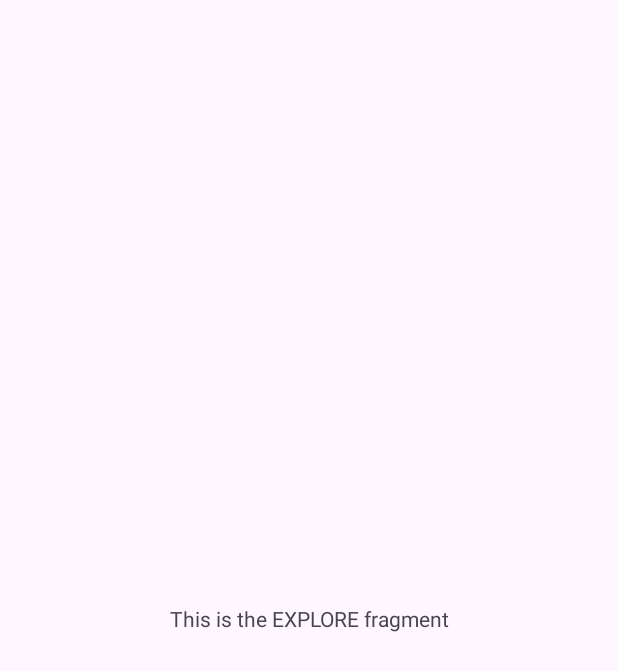
After one commit to KlaHoff/COM626, an Android app: the fragment ExploreFragment shown on its own in the app's theme, on a phone screen of 412 x 824 dp. The commit adds this screen. Shown: the top 671 px of the screen. Run offline under Robolectric (Android 15) with nearby library versions, the phone set to English and light mode, and no system bars.

```diff
--- /dev/null
+++ b/app/src/main/java/com/example/mad3d/ExploreFragment.kt
@@ -0,0 +1,17 @@
+package com.example.mad3d
+
+import android.os.Bundle
+import android.view.LayoutInflater
+import android.view.View
+import android.view.ViewGroup
+import androidx.fragment.app.Fragment
+
+class ExploreFragment : Fragment() {
+    override fun onCreateView(
+        inflater: LayoutInflater,
+        container: ViewGroup?,
+        savedInstanceState: Bundle?
+    ): View? {
+        return inflater.inflate(R.layout.fragment_explore, container, false)
+    }
+}
--- /dev/null
+++ b/app/src/main/res/layout/fragment_explore.xml
@@ -0,0 +1,16 @@
+<?xml version="1.0" encoding="utf-8"?>
+<androidx.constraintlayout.widget.ConstraintLayout xmlns:android="http://schemas.android.com/apk/res/android"
+    xmlns:app="http://schemas.android.com/apk/res-auto"
+    android:layout_width="match_parent"
+    android:layout_height="match_parent">
+
+    <TextView
+        android:layout_width="wrap_content"
+        android:layout_height="wrap_content"
+        android:text="This is the EXPLORE fragment"
+        app:layout_constraintBottom_toBottomOf="parent"
+        app:layout_constraintEnd_toEndOf="parent"
+        app:layout_constraintStart_toStartOf="parent"
+        app:layout_constraintTop_toTopOf="parent" />
+
+</androidx.constraintlayout.widget.ConstraintLayout>
```
Also changed, not shown: app/src/main/java/com/example/mad3d/ARFragment.kt (added, +17 -0 lines), app/src/main/java/com/example/mad3d/MainActivity.kt (+21 -3 lines), app/src/main/res/layout/activity_main.xml (+34 -3 lines), app/src/main/res/layout/fragment_ar.xml (added, +16 -0 lines).
